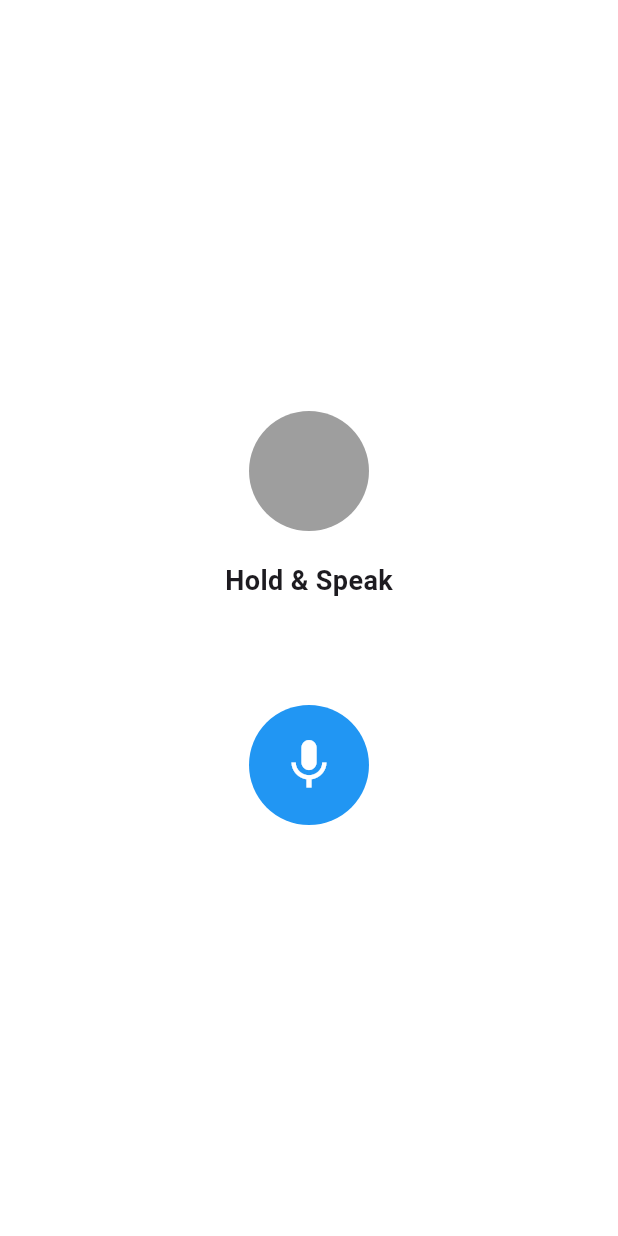
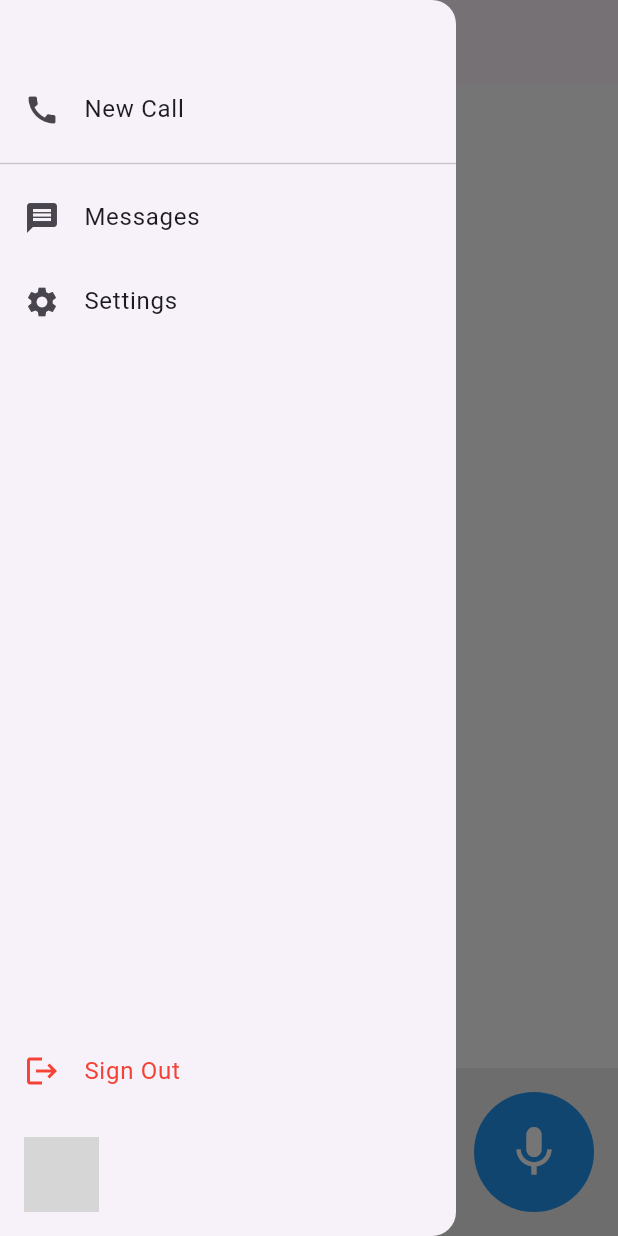
Before and after one commit to firaskola/voice_to_voice_customer_support_app, a Flutter app: the TapToTalkScreen screen opened by its route, with the side drawer open (before the commit the screen has no drawer), on a phone screen of 412 x 824 dp. Run offline on Flutter 3.47's test engine with Material 3 defaults, Android fonts, the light colour scheme and no system bars; our stand-ins replace cloud_firestore, firebase_auth, firebase_core, flutter_svg, flutter_tts, permission_handler and 1 more; accounts and stored records are empty; grey boxes are pictures that could not be loaded.

Commit message:
ui redesign home screen

```diff
--- a/lib/main.dart
+++ b/lib/main.dart
@@ -2,7 +2,6 @@ import 'package:conversai/app/constants/constants.dart';
 import 'package:conversai/app/routes/app_router.dart';
 import 'package:conversai/config/wrapper.dart';
 import 'package:conversai/firebase_options.dart';
-import 'package:conversai/veiws/call/call_screen.dart';
 
 import 'package:firebase_core/firebase_core.dart';
 import 'package:flutter/material.dart';
@@ -47,7 +46,7 @@ class MyApp extends StatelessWidget {
               borderSide: BorderSide.none,
             ),
           )),
-      home: TapToTalkScreen(),
+      home: const Wrapper(),
       onGenerateRoute: AppRouter.generateRoute,
     );
   }
--- /dev/null
+++ b/lib/utils/custom_nav_drawer.dart
@@ -0,0 +1,100 @@
+import 'package:conversai/app/services/auth_services.dart';
+import 'package:firebase_auth/firebase_auth.dart';
+import 'package:flutter/material.dart';
+
+class NavDrawer extends StatelessWidget {
+  final AuthService _authService = AuthService();
+  final User? _user = FirebaseAuth.instance.currentUser;
+
+  NavDrawer({Key? key}) : super(key: key);
+
+  Future<void> _signOut(BuildContext context) async {
+    await _authService.signOutUser();
+    Navigator.pushReplacementNamed(context, '/welcome'); // ✅ Using named route
+  }
+
+  @override
+  Widget build(BuildContext context) {
+    return Drawer(
+      child: Column(
+        children: [
+          Expanded(
+            child: ListView(
+              padding: EdgeInsets.zero,
+              children: [
+                SizedBox(
+                  height: 45,
+                ),
+                ListTile(
+                  leading: const Icon(Icons.call),
+                  title: const Text('New Call'),
+                  onTap: () {
+                    Navigator.pushNamed(context, '/call'); // ✅ Named route
+                  },
+                ),
+                const Divider(),
+                ListTile(
+                  leading: const Icon(Icons.message),
+                  title: const Text('Messages'),
+                  onTap: () {
+                    Navigator.pushNamed(context, '/messages'); // ✅ Named route
+                  },
+                ),
+                ListTile(
+                  leading: const Icon(Icons.settings),
+                  title: const Text('Settings'),
+                  onTap: () {
+                    Navigator.pushNamed(context, '/settings'); // ✅ Named route
+                  },
+                ),
+              ],
+            ),
+          ),
+
+          // 🔹 Sign Out Button (Before Profile Section)
+          ListTile(
+            leading: const Icon(Icons.logout, color: Colors.red),
+            title: const Text(
+              'Sign Out',
+              style: TextStyle(color: Colors.red),
+            ),
+            onTap: () => _signOut(context),
+          ),
+
+          // 🔹 Profile Section (At the Bottom)
+          Padding(
+            padding: const EdgeInsets.all(16.0),
+            child: Row(
+              children: [
+                CircleAvatar(
+                  radius: 25,
+                  backgroundImage: _user?.photoURL != null
+                      ? NetworkImage(_user!.photoURL!)
+                      : const AssetImage('assets/default_profile.png')
+                          as ImageProvider,
+                ),
+                const SizedBox(width: 12),
+                Column(
+                  crossAxisAlignment: CrossAxisAlignment.start,
+                  children: [
+                    Text(
+                      _user?.displayName ?? "User Name",
+                      style: const TextStyle(
+                        fontWeight: FontWeight.bold,
+                        fontSize: 16,
+                      ),
+                    ),
+                    Text(
+                      _user?.email ?? "email@example.com",
+                      style: const TextStyle(fontSize: 14, color: Colors.grey),
+                    ),
+                  ],
+                ),
+              ],
+            ),
+          ),
+        ],
+      ),
+    );
+  }
+}
--- a/lib/veiws/call/call_screen.dart
+++ b/lib/veiws/call/call_screen.dart
@@ -1,6 +1,7 @@
 import 'package:conversai/app/helpers/permissions_helper.dart';
 import 'package:conversai/app/services/speech_to_text_service.dart';
 import 'package:conversai/app/services/text_to_speech_service.dart';
+import 'package:conversai/utils/custom_nav_drawer.dart';
 import 'package:conversai/utils/mic_button.dart';
 import 'package:flutter/material.dart';
 import 'package:flutter_tts/flutter_tts.dart';
@@ -16,11 +17,11 @@ class TapToTalkScreen extends StatefulWidget {
 class _TapToTalkScreenState extends State<TapToTalkScreen> {
   bool isListening = false;
   bool isProcessing = false;
-  double _circleSize = 80;
   String displayText = "Hold & Speak";
   FlutterTts flutterTts = FlutterTts();
   stt.SpeechToText speech = stt.SpeechToText();
   String transcription = "";
+  List<Map<String, String>> chatMessages = []; // Stores chat history
 
   @override
   void initState() {
@@ -51,7 +52,6 @@ class _TapToTalkScreenState extends State<TapToTalkScreen> {
     if (await PermissionsHelper.isMicrophonePermissionGranted()) {
       setState(() {
         isListening = true;
-        _circleSize = 120;
         displayText = "Listening...";
       });
 
@@ -71,7 +71,6 @@ class _TapToTalkScreenState extends State<TapToTalkScreen> {
   void _onTapUp() async {
     setState(() {
       isListening = false;
-      _circleSize = 80;
       isProcessing = true;
       displayText = "Processing...";
     });
@@ -79,8 +78,18 @@ class _TapToTalkScreenState extends State<TapToTalkScreen> {
     speech.stop();
 
     try {
+      // Add the user's prompt to the chat
+      setState(() {
+        chatMessages.add({"role": "user", "message": transcription});
+      });
+
       // Send the transcription to OpenAI API
       final responseText = await _getOpenAIResponse(transcription);
+
+      // Add the assistant's response to the chat
+      setState(() {
+        chatMessages.add({"role": "assistant", "message": responseText});
+      });
 
       // Speak the response using TTS
       await TextToSpeechService.speak(flutterTts, responseText);
@@ -100,7 +109,7 @@ class _TapToTalkScreenState extends State<TapToTalkScreen> {
   }
 
   Future<String> _getOpenAIResponse(String prompt) async {
-    const apiKey = "api key"; // Replace with your OpenAI API key
+    const apiKey = "your-openai-api-key"; // Replace with your OpenAI API key
     const apiUrl = "https://api.openai.com/v1/chat/completions";
 
     final response = await http.post(
@@ -131,75 +140,62 @@ class _TapToTalkScreenState extends State<TapToTalkScreen> {
   @override
   Widget build(BuildContext context) {
     return Scaffold(
+      appBar: AppBar(
+        title: Text("Voice Chat"),
+      ),
+      drawer: NavDrawer(),
       backgroundColor: Colors.white,
       body: Column(
-        mainAxisAlignment: MainAxisAlignment.center,
         children: [
-          Center(
-            child: AnimatedSwitcher(
-              duration: const Duration(milliseconds: 500),
-              child: isProcessing
-                  ? _buildProcessingShape()
-                  : TweenAnimationBuilder(
-                      tween: Tween<double>(begin: 80, end: _circleSize),
-                      duration: const Duration(milliseconds: 300),
-                      builder: (context, size, child) {
-                        return Container(
-                          width: size,
-                          height: size,
+          Expanded(
+            child: ListView.builder(
+              padding: EdgeInsets.all(16),
+              itemCount: chatMessages.length,
+              itemBuilder: (context, index) {
+                final message = chatMessages[index];
+                final isUser = message["role"] == "user";
+                return Align(
+                  alignment:
+                      isUser ? Alignment.centerRight : Alignment.centerLeft,
+                  child: Container(
+                    margin: EdgeInsets.symmetric(vertical: 4),
+                    padding: EdgeInsets.symmetric(horizontal: 16, vertical: 10),
                     decoration: BoxDecoration(
-                            color: isListening ? Colors.black : Colors.grey,
-                            shape: BoxShape.circle,
+                      color: isUser ? Colors.blue : Colors.grey[300],
+                      borderRadius: BorderRadius.circular(12),
+                    ),
+                    child: Text(
+                      message["message"]!,
+                      style: TextStyle(
+                        color: isUser ? Colors.white : Colors.black,
+                        fontSize: 16,
+                      ),
+                    ),
                   ),
                 );
               },
             ),
           ),
+          Container(
+            padding: EdgeInsets.all(16),
+            color: Colors.grey[200],
+            child: Row(
+              children: [
+                Expanded(
+                  child: Text(
+                    displayText,
+                    style: TextStyle(fontSize: 16, color: Colors.grey[700]),
                   ),
-          const SizedBox(height: 20),
-          Text(
-            displayText,
-            style: const TextStyle(fontSize: 18, fontWeight: FontWeight.bold),
                 ),
-          const SizedBox(height: 20),
-          if (isProcessing)
-            Text(
-              "Transcription: $transcription",
-              style: const TextStyle(fontSize: 16, color: Colors.black),
-            ),
-          const SizedBox(height: 50),
                 MicButton(
                   onTapDown: _onTapDown,
                   onTapUp: _onTapUp,
                 ),
               ],
             ),
-    );
-  }
-
-  Widget _buildProcessingShape() {
-    return Stack(
-      alignment: Alignment.center,
-      children: [
-        Container(
-          width: 100,
-          height: 100,
-          decoration: BoxDecoration(
-            shape: BoxShape.rectangle,
-            color: Colors.blue.withOpacity(0.7),
-            borderRadius: BorderRadius.circular(10),
-          ),
-        ),
-        Container(
-          width: 60,
-          height: 60,
-          decoration: BoxDecoration(
-            shape: BoxShape.rectangle,
-            color: Colors.blue,
-            borderRadius: BorderRadius.circular(5),
-          ),
           ),
         ],
+      ),
     );
   }
 }
```
Lines whose indentation alone changed are shown as unchanged.
